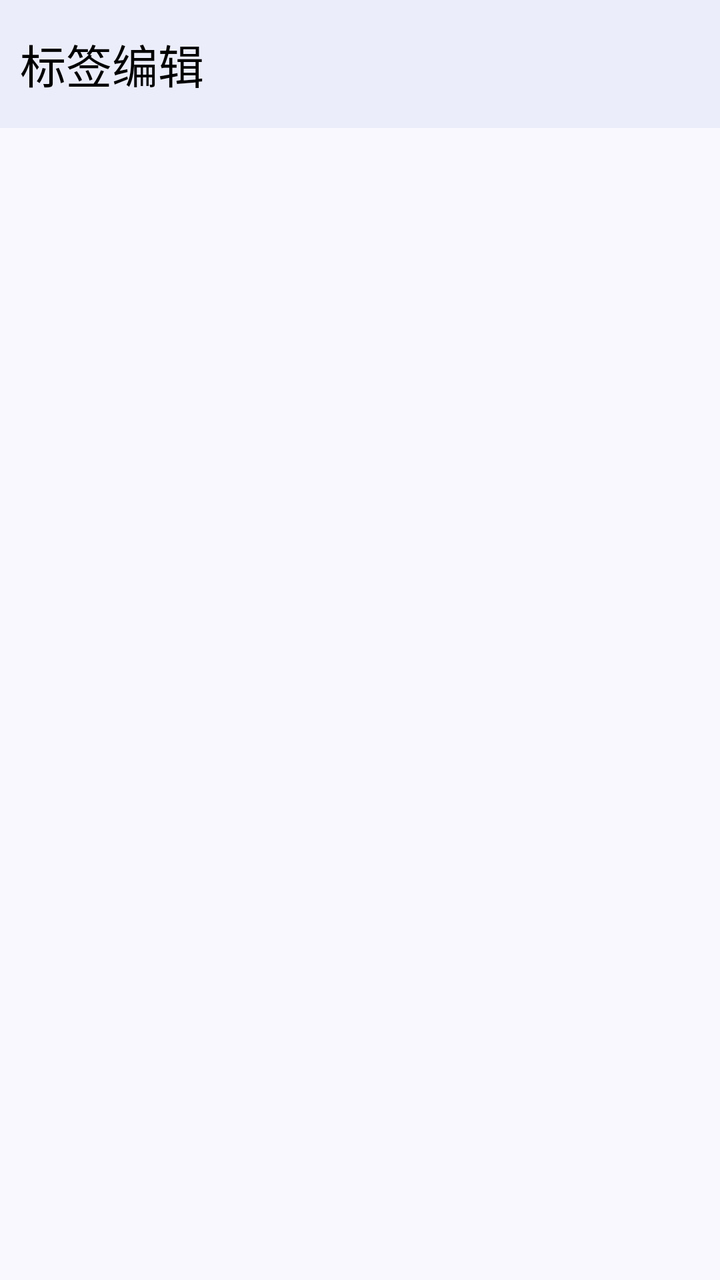
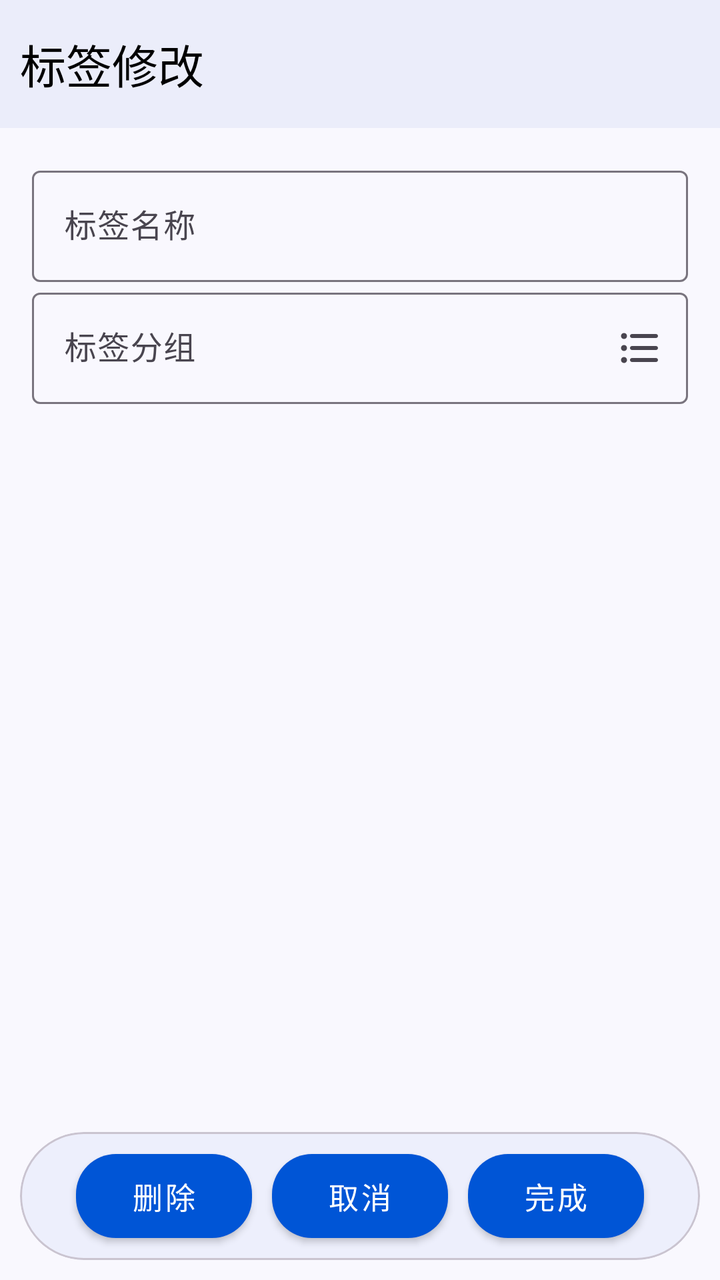

Before-and-after screenshots of an Android layout around one commit, followed by the original layout XML and the change that was made.
<!-- AndroidManifest.xml: application theme Theme.ProjectManager -->
<!-- res/layout/activity_tag_modify.xml -->
<?xml version="1.0" encoding="utf-8"?>
<androidx.constraintlayout.widget.ConstraintLayout xmlns:android="http://schemas.android.com/apk/res/android"
    xmlns:app="http://schemas.android.com/apk/res-auto"
    xmlns:tools="http://schemas.android.com/tools"
    android:id="@+id/main"
    style="@style/PageStyle"
    android:layout_width="match_parent"
    android:layout_height="match_parent"
    tools:context=".ui.bookkeeping.tag.modify.TagModifyActivity">

    <com.google.android.material.appbar.MaterialToolbar
        android:id="@+id/modify_tag_toolbar"
        android:layout_width="match_parent"
        android:layout_height="?attr/actionBarSize"
        app:layout_constraintEnd_toEndOf="parent"
        app:layout_constraintStart_toStartOf="parent"
        app:layout_constraintTop_toTopOf="parent"
        app:title="@string/title_modify_tag" />

    <androidx.recyclerview.widget.RecyclerView
        android:id="@+id/tag_group_recycler"
        android:layout_width="match_parent"
        android:layout_height="wrap_content"
        app:layoutManager="androidx.recyclerview.widget.LinearLayoutManager"
        app:layout_constraintTop_toBottomOf="@+id/modify_tag_toolbar" />
</androidx.constraintlayout.widget.ConstraintLayout>
<!-- resources referenced by this layout -->
<resources>
  <string name="title_modify_tag">标签编辑</string>
  <style name="PageStyle">
          <item name="android:fitsSystemWindows">true</item>
          <item name="android:background">@color/page_background</item>
      </style>
  <style name="Theme.ProjectManager" parent="Theme.Material3.DayNight.NoActionBar">
          
          <item name="colorPrimary">@color/theme_blue</item>
          <item name="colorPrimaryVariant">@color/purple_700</item>
          <item name="colorOnPrimary">@color/white</item>
          
          <item name="colorSecondary">@color/teal_200</item>
          <item name="colorSecondaryVariant">@color/teal_700</item>
          <item name="colorOnSecondary">@color/black</item>
          
          <item name="android:statusBarColor">?attr/colorPrimaryVariant</item>
          
          <item name="toolbarStyle">@style/ToolBarStyle</item>
          <item name="drawableTint">@color/theme_blue</item>
          <item name="colorControlActivated">@color/theme_blue</item>
      </style>
  <color name="page_background">#f9f8fe</color>
  <color name="theme_blue">#0055d6</color>
  <color name="purple_700">#FF3700B3</color>
  <color name="white">#FFFFFFFF</color>
  <color name="teal_200">#FF03DAC5</color>
  <color name="teal_700">#FF018786</color>
  <color name="black">#FF000000</color>
  <style name="ToolBarStyle">
          <item name="android:background">@color/toolbar_background</item>
          <item name="contentInsetStart">10dp</item>
          <item name="titleTextAppearance">@style/TitleStyle</item>
      </style>
  <color name="toolbar_background">#ebedfa</color>
  <style name="TitleStyle">
          <item name="android:textSize">23sp</item>
          <item name="android:textColor">@color/black</item>
      </style>
</resources>

<!-- the commit's change to res/layout/activity_tag_modify.xml (unified diff, before → after) -->
@@ -6,7 +6,7 @@
     style="@style/PageStyle"
     android:layout_width="match_parent"
     android:layout_height="match_parent"
-    tools:context=".ui.bookkeeping.tag.modify.TagModifyActivity">
+    tools:context=".ui.bookkeeping.tag.edit.TagModifyActivity">
 
     <com.google.android.material.appbar.MaterialToolbar
         android:id="@+id/modify_tag_toolbar"
@@ -17,10 +17,74 @@
         app:layout_constraintTop_toTopOf="parent"
         app:title="@string/title_modify_tag" />
 
-    <androidx.recyclerview.widget.RecyclerView
-        android:id="@+id/tag_group_recycler"
+    <LinearLayout
+        android:layout_width="match_parent"
+        android:layout_height="0dp"
+        android:orientation="vertical"
+        android:padding="16dp"
+        app:layout_constraintBottom_toTopOf="@+id/btn_card_view"
+        app:layout_constraintTop_toBottomOf="@+id/modify_tag_toolbar">
+
+        <com.google.android.material.textfield.TextInputLayout
+            android:id="@+id/tag_name_layout"
+            android:layout_width="match_parent"
+            android:layout_height="wrap_content">
+
+            <com.google.android.material.textfield.TextInputEditText
+                android:id="@+id/tag_name_input"
+                android:layout_width="match_parent"
+                android:layout_height="match_parent"
+                android:hint="标签名称" />
+        </com.google.android.material.textfield.TextInputLayout>
+
+        <com.google.android.material.textfield.TextInputLayout
+            android:id="@+id/tag_group_layout"
+            android:layout_width="match_parent"
+            android:layout_height="wrap_content"
+            app:endIconDrawable="@drawable/round_format_list_bulleted_24"
+            app:endIconMode="custom">
+
+            <com.google.android.material.textfield.TextInputEditText
+                android:id="@+id/tag_group_input"
+                android:layout_width="match_parent"
+                android:layout_height="wrap_content"
+                android:hint="标签分组" />
+        </com.google.android.material.textfield.TextInputLayout>
+    </LinearLayout>
+
+    <com.google.android.material.card.MaterialCardView
+        android:id="@+id/btn_card_view"
+        style="@style/CommonCardStyle"
         android:layout_width="match_parent"
         android:layout_height="wrap_content"
-        app:layoutManager="androidx.recyclerview.widget.LinearLayoutManager"
-        app:layout_constraintTop_toBottomOf="@+id/modify_tag_toolbar" />
+        app:layout_constraintBottom_toBottomOf="parent">
+
+        <LinearLayout
+            android:layout_width="match_parent"
+            android:layout_height="match_parent"
+            android:gravity="center"
+            android:orientation="horizontal">
+
+            <com.google.android.material.button.MaterialButton
+                android:id="@+id/delete_btn"
+                style="@style/BtnStyle"
+                android:layout_width="wrap_content"
+                android:layout_height="wrap_content"
+                android:text="删除" />
+
+            <com.google.android.material.button.MaterialButton
+                android:id="@+id/cancel_btn"
+                style="@style/BtnStyle"
+                android:layout_width="wrap_content"
+                android:layout_height="wrap_content"
+                android:text="取消" />
+
+            <com.google.android.material.button.MaterialButton
+                android:id="@+id/finish_btn"
+                style="@style/BtnStyle"
+                android:layout_width="wrap_content"
+                android:layout_height="wrap_content"
+                android:text="完成" />
+        </LinearLayout>
+    </com.google.android.material.card.MaterialCardView>
 </androidx.constraintlayout.widget.ConstraintLayout>
<!-- resource entries referenced after the edit -->
@@ -1,6 +1,25 @@
 <!-- resources referenced by this layout -->
 <resources>
-  <string name="title_modify_tag">标签编辑</string>
+  <!-- drawable round_format_list_bulleted_24 (drawable) -->
+  <vector xmlns:android="http://schemas.android.com/apk/res/android" android:autoMirrored="true" android:height="24dp" android:tint="#000000" android:viewportHeight="24" android:viewportWidth="24" android:width="24dp">
+        
+      <path android:fillColor="@android:color/white" android:pathData="M4,10.5c-0.83,0 -1.5,0.67 -1.5,1.5s0.67,1.5 1.5,1.5 1.5,-0.67 1.5,-1.5 -0.67,-1.5 -1.5,-1.5zM4,4.5c-0.83,0 -1.5,0.67 -1.5,1.5S3.17,7.5 4,7.5 5.5,6.83 5.5,6 4.83,4.5 4,4.5zM4,16.5c-0.83,0 -1.5,0.68 -1.5,1.5s0.68,1.5 1.5,1.5 1.5,-0.68 1.5,-1.5 -0.67,-1.5 -1.5,-1.5zM8,19h12c0.55,0 1,-0.45 1,-1s-0.45,-1 -1,-1L8,17c-0.55,0 -1,0.45 -1,1s0.45,1 1,1zM8,13h12c0.55,0 1,-0.45 1,-1s-0.45,-1 -1,-1L8,11c-0.55,0 -1,0.45 -1,1s0.45,1 1,1zM7,6c0,0.55 0.45,1 1,1h12c0.55,0 1,-0.45 1,-1s-0.45,-1 -1,-1L8,5c-0.55,0 -1,0.45 -1,1z"/>
+      
+  </vector>
+  <string name="title_modify_tag">标签修改</string>
+  <style name="BtnStyle" parent="Widget.MaterialComponents.Button">
+          <item name="backgroundTint">@color/theme_blue</item>
+          <item name="android:textColor">@color/white</item>
+          <item name="android:textSize">15sp</item>
+          <item name="cornerRadius">20dp</item>
+          <item name="android:layout_margin">5dp</item>
+          <item name="android:padding">10dp</item>
+      </style>
+  <style name="CommonCardStyle">
+          <item name="cardBackgroundColor">@color/card_background</item>
+          <item name="cardCornerRadius">50dp</item>
+          <item name="android:layout_margin">10dp</item>
+      </style>
   <style name="PageStyle">
           <item name="android:fitsSystemWindows">true</item>
           <item name="android:background">@color/page_background</item>
@@ -25,6 +44,7 @@
   <color name="theme_blue">#0055d6</color>
   <color name="purple_700">#FF3700B3</color>
   <color name="white">#FFFFFFFF</color>
+  <color name="card_background">#edeffc</color>
   <color name="teal_200">#FF03DAC5</color>
   <color name="teal_700">#FF018786</color>
   <color name="black">#FF000000</color>
